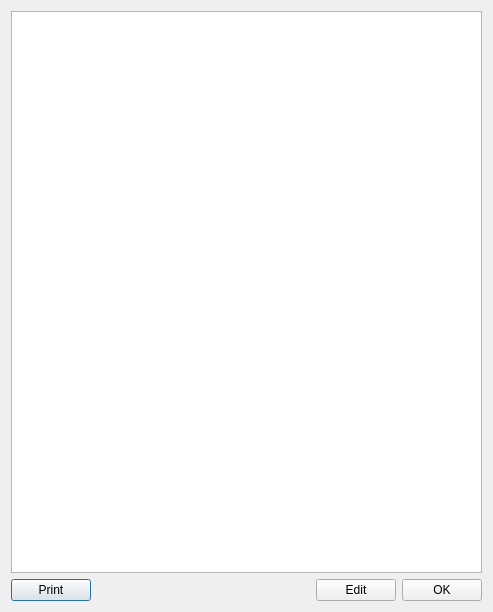
gomons/Programm, file Src/ViewRecordDlg.ui: the form before one commit.
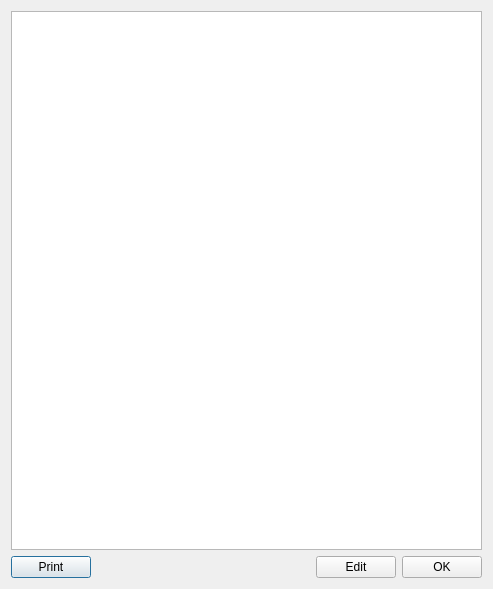
The form after the commit.

What changed in the file:
```diff
--- a/Src/ViewRecordDlg.ui
+++ b/Src/ViewRecordDlg.ui
@@ -7,7 +7,7 @@
     <x>0</x>
     <y>0</y>
     <width>493</width>
-    <height>612</height>
+    <height>589</height>
    </rect>
   </property>
   <property name="windowTitle">
```
